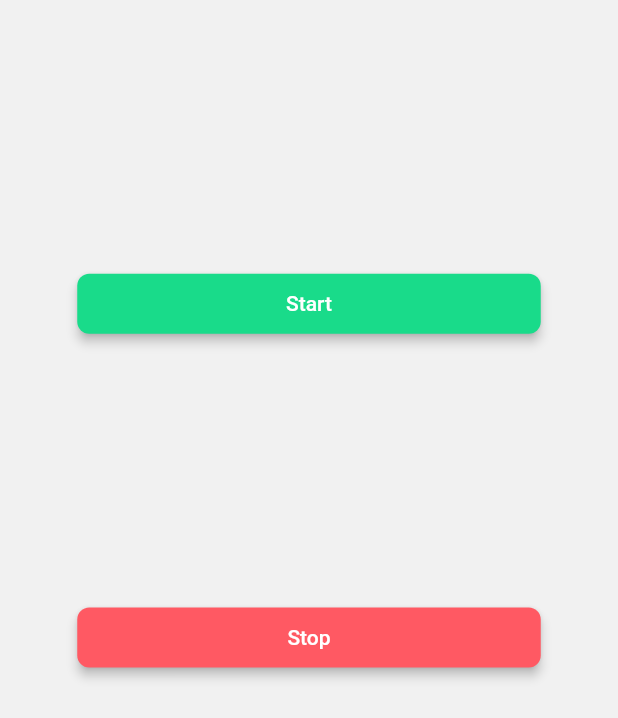
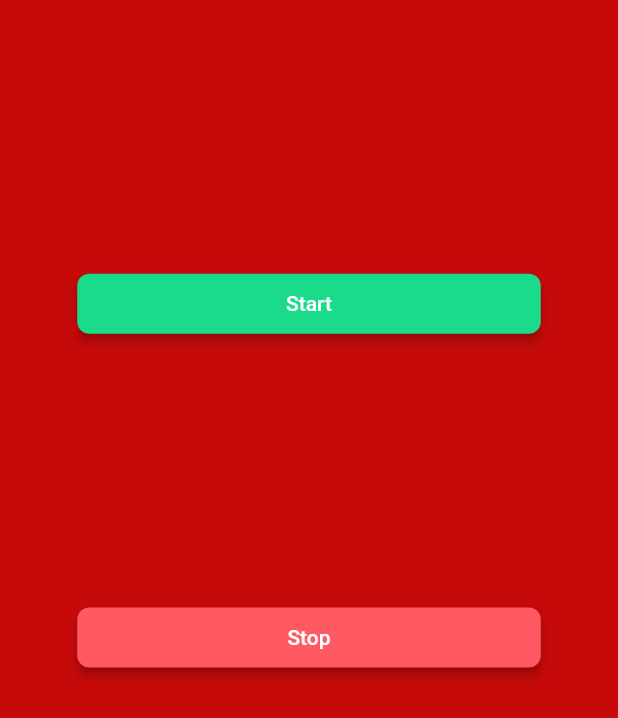
Before and after one commit to opielapatryk/SpeechPromptAI, a Flutter app: the screen it shows after launch, on a phone screen of 412 x 824 dp. Shown: the top 718 px of the screen. Run offline on Flutter 3.47's test engine with Material 3 defaults, Android fonts, the phone set to English and light mode, and no system bars; drawn by our look-alikes of auto_size_text; our stand-ins replace cross_file, equatable, font_awesome_flutter, from_css_color, go_router, google_fonts and 4 more; missing offline and left inert: json_path, mime_type, record; Roboto replaces fonts that are missing (Readex Pro).

Commit message:
Flutterflow (#3)
* Updating to latest FlutterFlow output.

* Update flutterflow-push-merge-action.yml

* Update flutterflow-push-merge-action.yml

* Update flutterflow-push-merge-action.yml

* Update flutterflow-push-merge-action.yml

* Update flutterflow-push-merge-action.yml

* Delete .github/workflows/flutterflow-push-merge-action.yml

---------

Co-authored-by: FlutterFlow <140657486+FlutterFlowEng@users.noreply.github.com>

```diff
--- a/lib/pages/home_page/home_page_widget.dart
+++ b/lib/pages/home_page/home_page_widget.dart
@@ -53,7 +53,7 @@ class _HomePageWidgetState extends State<HomePageWidget> {
           : FocusScope.of(context).unfocus(),
       child: Scaffold(
         key: scaffoldKey,
-        backgroundColor: const Color(0xFFF1F1F1),
+        backgroundColor: const Color(0xFFC60A0A),
         body: SafeArea(
           top: true,
           child: Column(
```
